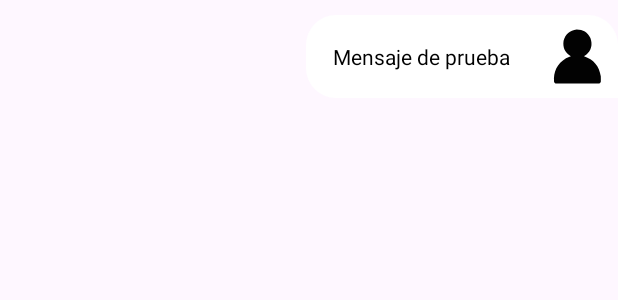
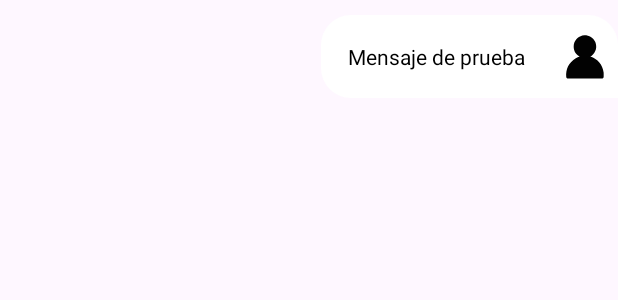
Before and after one commit to Hitgunit/AgribotBeta, an Android app: the layout message_item_user.xml on its own in the app's theme, with its tools: preview values and no code run, on a phone screen of 412 x 824 dp. Shown: the top 300 px of the screen. Run offline under Robolectric (Android 15) with nearby library versions, the phone set to English and light mode, and no system bars.

Commit message:
IconSizeChance
Se cambio el tamaño de los iconos

```diff
--- a/app/src/main/res/layout/message_item_bot.xml
+++ b/app/src/main/res/layout/message_item_bot.xml
@@ -20,8 +20,8 @@
 
             <ImageView
                 android:id="@+id/iv_bot"
-                android:layout_width="50dp"
-                android:layout_height="50dp"
+                android:layout_width="40dp"
+                android:layout_height="40dp"
                 android:src="@drawable/ic_bot"
                 android:layout_margin="5dp" />
 
--- a/app/src/main/res/layout/message_item_user.xml
+++ b/app/src/main/res/layout/message_item_user.xml
@@ -31,9 +31,10 @@
 
         <ImageView
             android:id="@+id/iv_user"
-            android:layout_width="50dp"
-            android:layout_height="50dp"
+            android:layout_width="40dp"
+            android:layout_height="40dp"
             android:layout_margin="2dp"
+            android:layout_gravity="center_vertical"
             android:src="@drawable/ic_user" />
     </LinearLayout>
 
```
